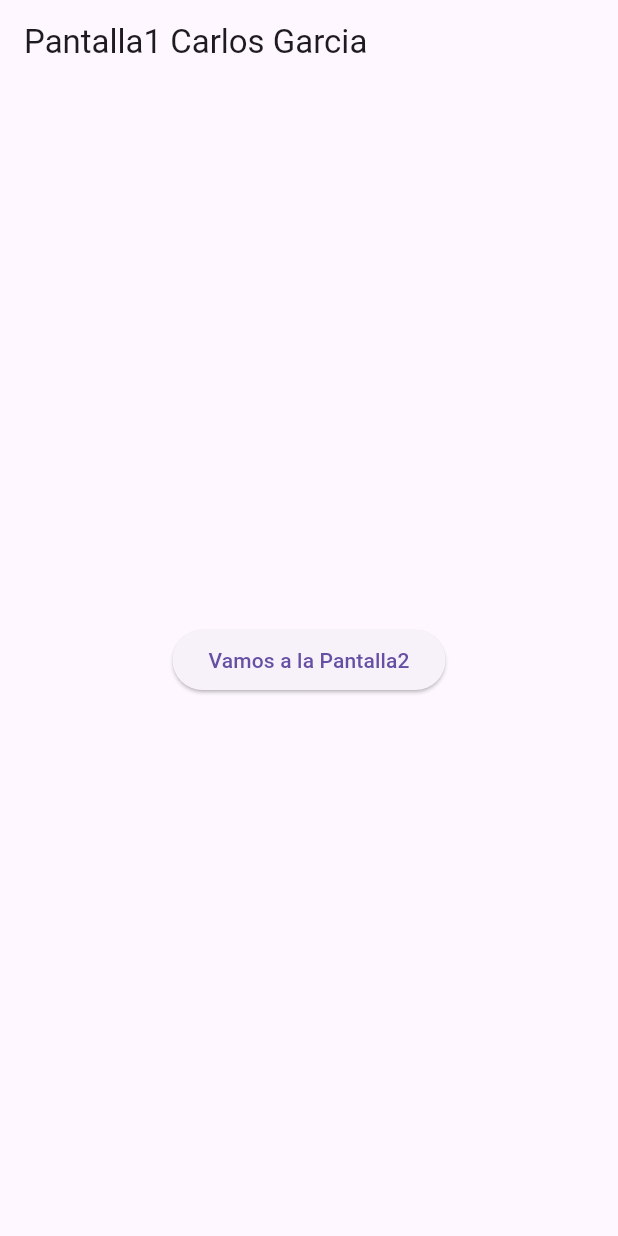
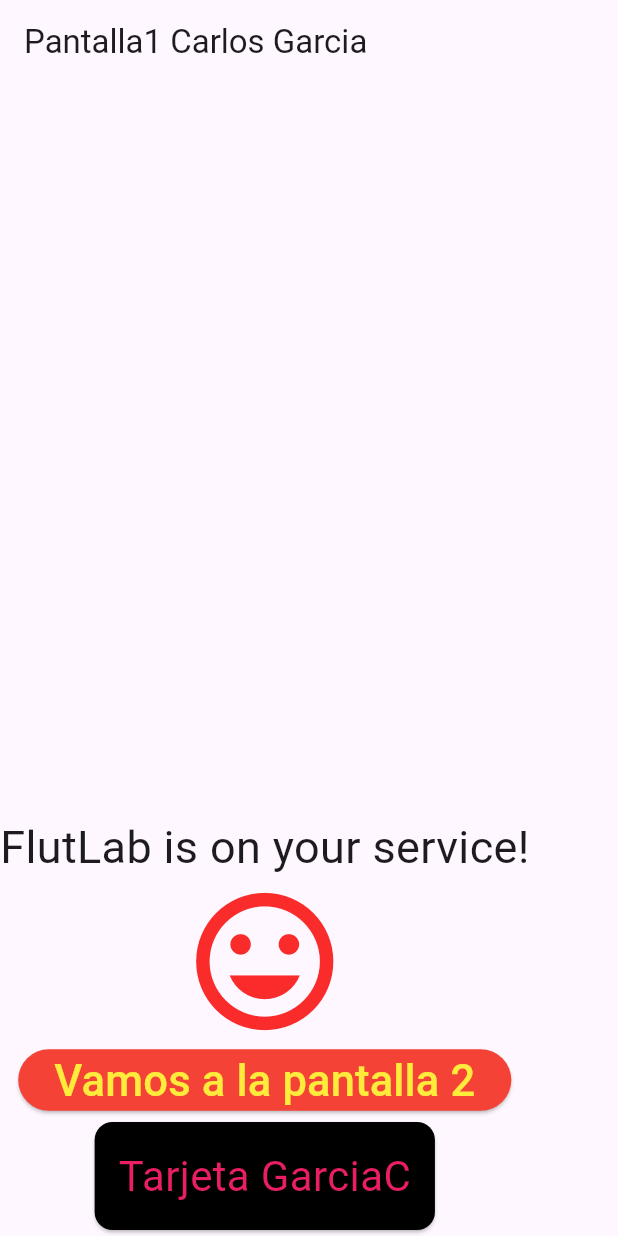
Before and after one commit to GarciaC128/p12_entrepag_6I, a Flutter app: the screen it shows after launch, on a phone screen of 412 x 824 dp. Run offline on Flutter 3.47's test engine with Material 3 defaults, Android fonts, the phone set to English and light mode, and no system bars.

Commit message:
Update pantalla1.dart

```diff
--- a/lib/pantalla1.dart
+++ b/lib/pantalla1.dart
@@ -10,15 +10,38 @@ class Pantalla1 extends StatelessWidget {
       appBar: AppBar(
         title: const Text('Pantalla1 Carlos Garcia'),
       ),
-      body: Center(
-        child: ElevatedButton(
-          child: const Text("Vamos a la Pantalla2"),
-          onPressed: () {
-            Navigator.pushNamed(context, "/pantalla2",
-                arguments: "Mensa de pantalla1");
-          },
-        ),
+      body: Column(
+        mainAxisAlignment: MainAxisAlignment.end,
+        children: [
+          Text("FlutLab is on your service!", style: TextStyle(fontSize: 30)),
+          Icon(
+            Icons.mood,
+            size: 110,
+            color: Color(0xfff92b2b),
+          ),
+          ElevatedButton(
+            style: ElevatedButton.styleFrom(backgroundColor: Colors.red),
+            child: const Text(
+              "Vamos a la pantalla 2",
+              style: TextStyle(fontSize: 29, color: Colors.yellow),
+            ),
+            onPressed: () {
+              Navigator.pushNamed(context, "/pantalla2",
+                  arguments: "Mensa de pantalla1");
+            },
+          ),
+          Card(
+            color: Colors.black,
+            child: Padding(
+              padding: EdgeInsets.all(16),
+              child: Text(
+                "Tarjeta GarciaC",
+                style: TextStyle(fontSize: 28, color: Colors.pink),
+              ),
+            ),
+          )
+        ],
       ),
     );
-  } //Widget
-} // Clase pantalla1
+  } //widget
+} //Clase pantalla1
```
